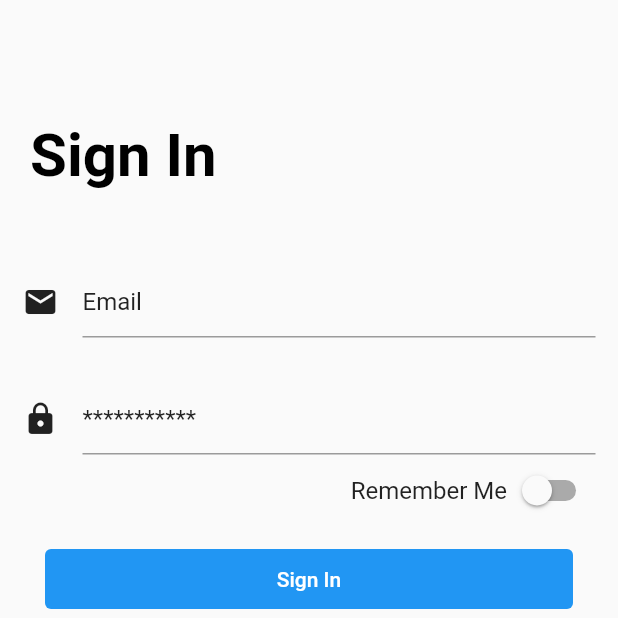
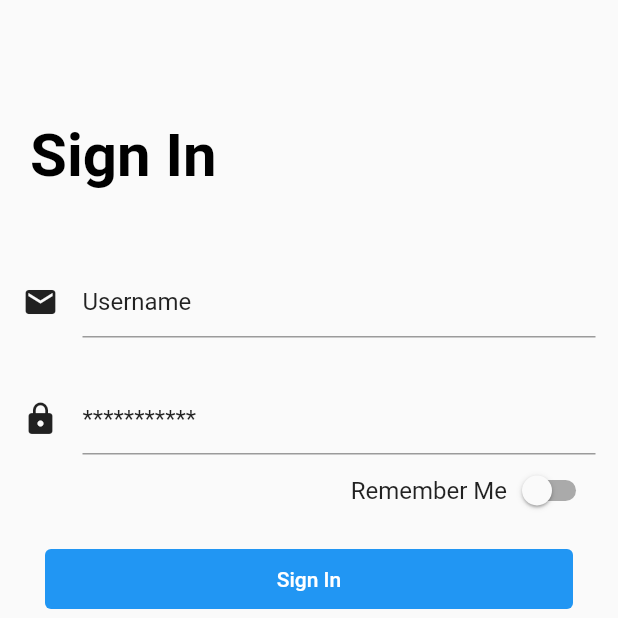
Before and after one commit to erdemgonul/ecommerce-chain, a Flutter app: the screen it shows after launch, on a phone screen of 412 x 824 dp, the top half of it. Run offline on Flutter 3.47's test engine with Material 2 defaults, Android fonts, the phone set to English and light mode, and no system bars; our stand-ins replace flutter_secure_storage, image_picker, shared_preferences; key blocks and very long unbroken strings in the code were emptied for the run.

Commit message:
Inner text of username in login page corrected

```diff
--- a/ecommerce_flutter/lib/login.dart
+++ b/ecommerce_flutter/lib/login.dart
@@ -108,7 +108,7 @@ class _LoginPageState extends State<LoginPage> {
             },
             decoration: InputDecoration(
               icon: Icon(Icons.email, color: Colors.black87),
-              hintText: "Email",
+              hintText: "Username",
               border: UnderlineInputBorder(borderSide: BorderSide(color: Colors.black87)),
               hintStyle: TextStyle(color: Colors.black87),
             ),
```
